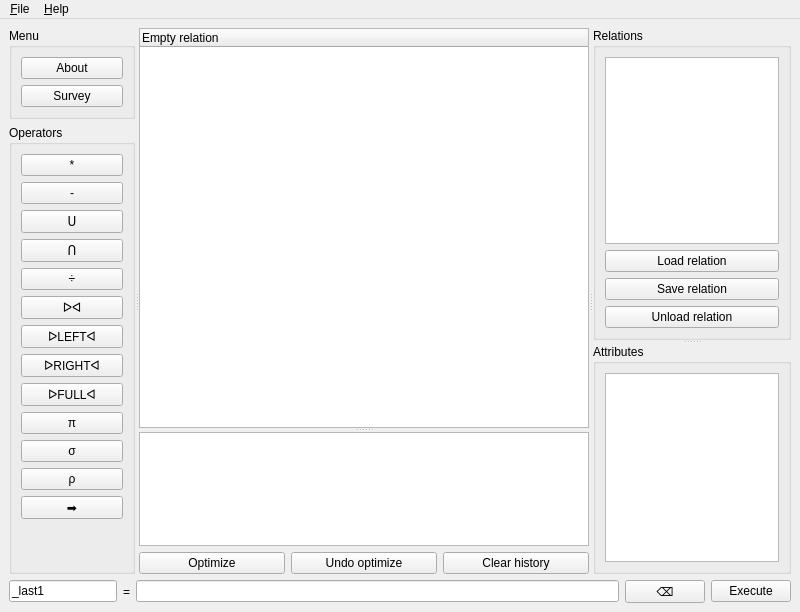
Old version of the form relational_gui/maingui.ui in the repository ltworf/relational.
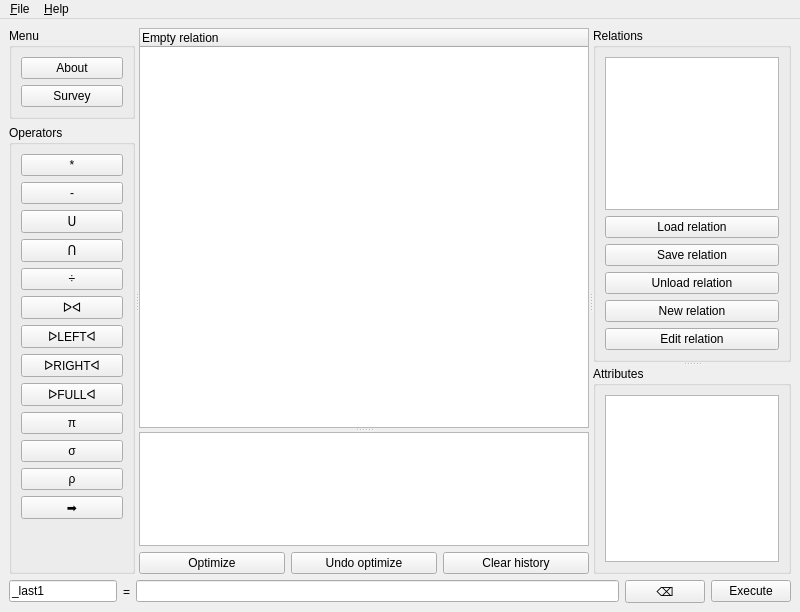
New version of the form.

Commit message: - Buttons to edit and create relation - Default example cells when working on a new relation

Diff of the .ui file:
```diff
--- a/relational_gui/maingui.ui
+++ b/relational_gui/maingui.ui
@@ -312,6 +312,20 @@
             </property>
            </widget>
           </item>
+          <item>
+           <widget class="QPushButton" name="cmdNew">
+            <property name="text">
+             <string>New relation</string>
+            </property>
+           </widget>
+          </item>
+          <item>
+           <widget class="QPushButton" name="cmdEdit">
+            <property name="text">
+             <string>Edit relation</string>
+            </property>
+           </widget>
+          </item>
          </layout>
         </widget>
         <widget class="QGroupBox" name="groupBox_2">
```
Left out of the diff: 140 changed lines with no effect on the pictures. The commit also changes 9 other files.
